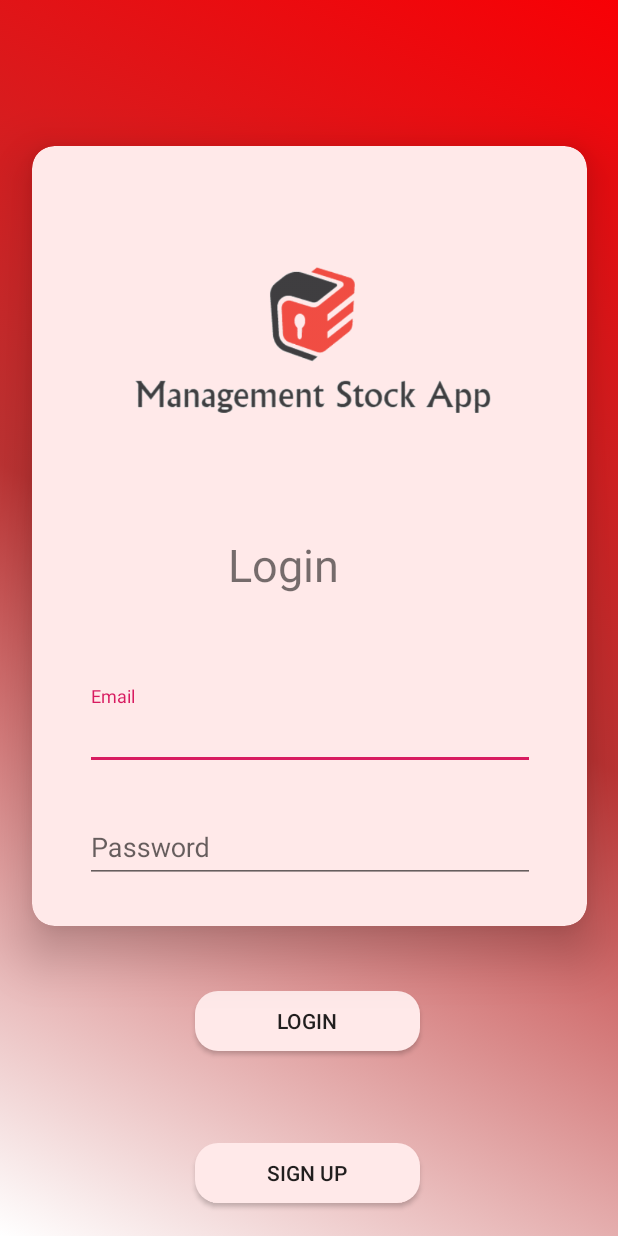
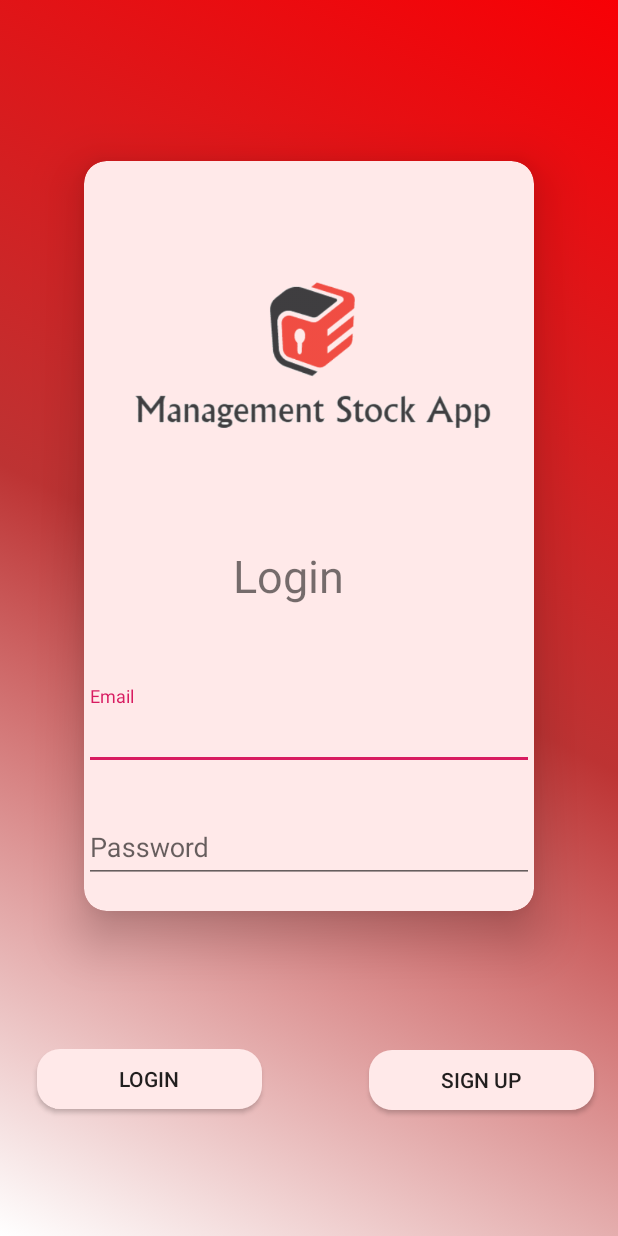
Before and after one commit to Sekte-StackOverflow/Management-Stock, an Android app: the screen it shows after launch (LoginActivity), on a phone screen of 412 x 824 dp. Run offline under Robolectric (Android 15) with nearby library versions, the phone set to English and light mode, and no system bars; our stand-ins replace Firebase (no records; nobody signed in at launch, a user with empty details on screens opened directly).

Commit message:
update layout login

```diff
--- a/app/src/main/res/layout/fragment_login.xml
+++ b/app/src/main/res/layout/fragment_login.xml
@@ -11,8 +11,8 @@
 
     <androidx.cardview.widget.CardView
         android:id="@+id/cardView"
-        android:layout_width="370dp"
-        android:layout_height="520dp"
+        android:layout_width="300dp"
+        android:layout_height="500dp"
         android:layout_marginBottom="110dp"
         android:foreground="?android:attr/selectableItemBackground"
         app:cardBackgroundColor="#FFE9E9"
@@ -113,21 +113,21 @@
     </androidx.cardview.widget.CardView>
 
     <Button
+        android:id="@+id/btn_login"
         android:layout_width="150dp"
         android:layout_height="40dp"
-        android:id="@+id/btn_login"
+        android:layout_margin="10dp"
+        android:background="@drawable/shapes"
+        android:elevation="20dp"
+        android:foreground="?android:attr/selectableItemBackground"
         android:text="Login"
-        android:foreground="?android:attr/selectableItemBackground"
-        android:background="@drawable/shapes"
-        android:layout_margin="10dp"
-        android:elevation="20dp"
+        app:layout_constraintBottom_toBottomOf="parent"
         app:layout_constraintCircleRadius="15dp"
-        app:layout_constraintBottom_toBottomOf="parent"
         app:layout_constraintEnd_toEndOf="parent"
-        app:layout_constraintHorizontal_bias="0.497"
+        app:layout_constraintHorizontal_bias="0.061"
         app:layout_constraintStart_toStartOf="parent"
         app:layout_constraintTop_toBottomOf="@+id/cardView"
-        app:layout_constraintVertical_bias="0.225" />
+        app:layout_constraintVertical_bias="0.523" />
 
     <Button
         android:id="@+id/btn_register"
@@ -140,11 +140,10 @@
         app:layout_constraintBottom_toBottomOf="parent"
         app:layout_constraintCircleRadius="15dp"
         app:layout_constraintEnd_toEndOf="parent"
-        app:layout_constraintHorizontal_bias="0.497"
+        app:layout_constraintHorizontal_bias="0.938"
         app:layout_constraintStart_toStartOf="parent"
         app:layout_constraintTop_toBottomOf="@+id/cardView"
-        app:layout_constraintVertical_bias="0.866" />
-
+        app:layout_constraintVertical_bias="0.523" />
 
 
 </androidx.constraintlayout.widget.ConstraintLayout>
```
